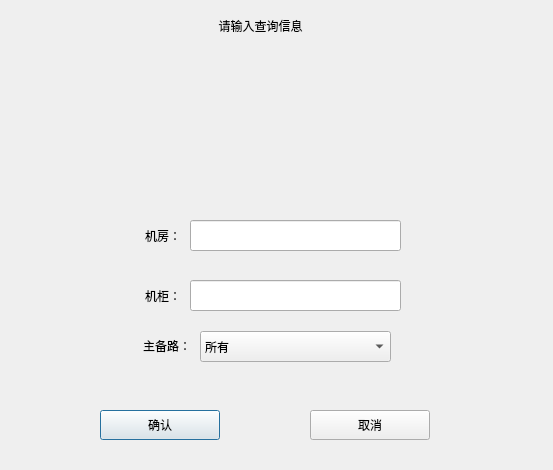
The window that CleverManagerV3/logs/logquerydlg/log_cabhrsquerydlg.ui (ChinaClever/CleverManagerV3) describes before a commit, drawn with Qt 5.
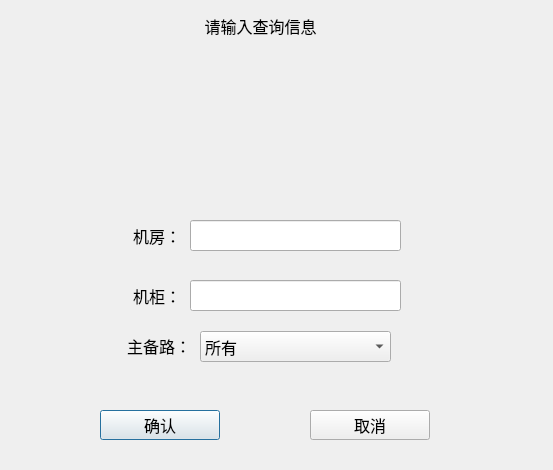
The same window after the commit. Icons and pictures are not drawn.

```diff
--- a/CleverManagerV3/logs/logquerydlg/log_cabhrsquerydlg.ui
+++ b/CleverManagerV3/logs/logquerydlg/log_cabhrsquerydlg.ui
@@ -13,6 +13,9 @@
   <property name="windowTitle">
    <string>Dialog</string>
   </property>
+  <property name="styleSheet">
+   <string notr="true">#Log_CabHrsQueryDlg{background-image: url(:/image/box_back.jpg);}</string>
+  </property>
   <widget class="QPushButton" name="okBtn">
    <property name="geometry">
     <rect>
@@ -22,6 +25,12 @@
      <height>30</height>
     </rect>
    </property>
+   <property name="font">
+    <font>
+     <family>微软雅黑</family>
+     <pointsize>12</pointsize>
+    </font>
+   </property>
    <property name="text">
     <string>确认</string>
    </property>
@@ -35,6 +44,12 @@
      <height>31</height>
     </rect>
    </property>
+   <property name="font">
+    <font>
+     <family>微软雅黑</family>
+     <pointsize>12</pointsize>
+    </font>
+   </property>
    <property name="text">
     <string>主备路：</string>
    </property>
@@ -51,6 +66,12 @@
      <height>31</height>
     </rect>
    </property>
+   <property name="font">
+    <font>
+     <family>微软雅黑</family>
+     <pointsize>12</pointsize>
+    </font>
+   </property>
    <property name="text">
     <string>机房：</string>
    </property>
@@ -67,6 +88,12 @@
      <height>30</height>
     </rect>
    </property>
+   <property name="font">
+    <font>
+     <family>微软雅黑</family>
+     <pointsize>12</pointsize>
+    </font>
+   </property>
    <property name="text">
     <string>取消</string>
    </property>
@@ -80,6 +107,12 @@
      <height>31</height>
     </rect>
    </property>
+   <property name="font">
+    <font>
+     <family>微软雅黑</family>
+     <pointsize>12</pointsize>
+    </font>
+   </property>
    <property name="text">
     <string>请输入查询信息</string>
    </property>
@@ -96,6 +129,12 @@
      <height>31</height>
     </rect>
    </property>
+   <property name="font">
+    <font>
+     <family>微软雅黑</family>
+     <pointsize>12</pointsize>
+    </font>
+   </property>
    <item>
     <property name="text">
      <string>所有</string>
@@ -156,6 +195,12 @@
      <height>31</height>
     </rect>
    </property>
+   <property name="font">
+    <font>
+     <family>微软雅黑</family>
+     <pointsize>12</pointsize>
+    </font>
+   </property>
    <property name="text">
     <string>机柜：</string>
    </property>
```
Left out of the diff: 18 changed lines with no effect on the pictures.
